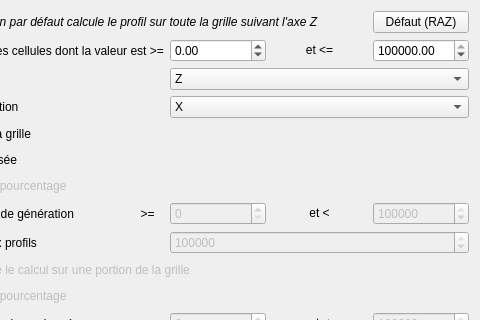
Old version of the form pluginlvox/mk/view/computeprofilesconfiguration.ui in the repository computree/computree-plugin-lvox; both pictures show x 90 to 570 and y 0 to 320 of the 570 by 650 pixel window.
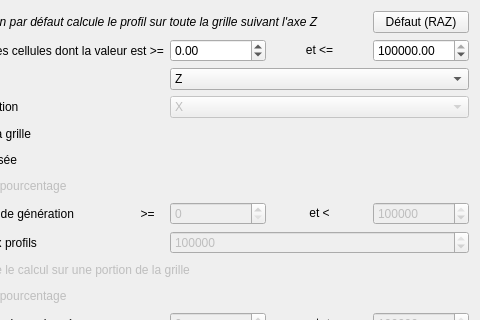
New version of the form. Icons and pictures are not drawn.

```diff
--- a/pluginlvox/mk/view/computeprofilesconfiguration.ui
+++ b/pluginlvox/mk/view/computeprofilesconfiguration.ui
@@ -80,6 +80,9 @@
      </item>
      <item row="3" column="1" colspan="3">
       <widget class="QComboBox" name="comboBoxGen">
+       <property name="enabled">
+        <bool>false</bool>
+       </property>
        <item>
         <property name="text">
          <string>X</string>
```
Left out of the diff: 2 changed lines with no effect on the pictures.
